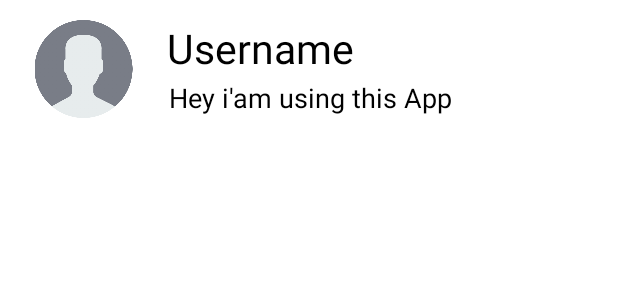
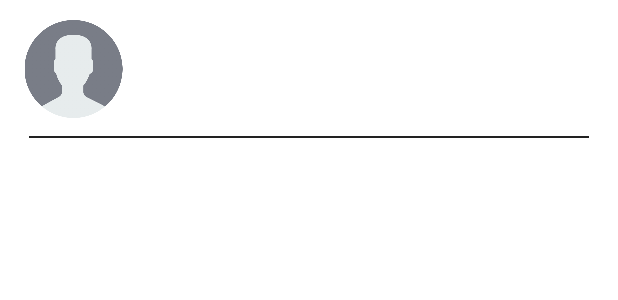
Before and after one commit to The-Arshad-Khan/Calculator, an Android app: the layout user_item.xml on its own in the app's theme, with its tools: preview values and no code run, on a phone screen of 412 x 824 dp. Shown: the top 300 px of the screen. Run offline under Robolectric (Android 15) with nearby library versions, the phone set to English and light mode, and no system bars.

Commit message:
changed contacts ui and color theme

```diff
--- a/app/src/main/res/layout/user_item.xml
+++ b/app/src/main/res/layout/user_item.xml
@@ -10,8 +10,8 @@
 <LinearLayout
     android:layout_width="match_parent"
     android:layout_height="wrap_content"
-    android:layout_marginLeft="@dimen/_5sdp"
-    android:layout_marginRight="@dimen/_5sdp"
+    android:layout_marginLeft="0dp"
+    android:layout_marginRight="0dp"
     >
     <LinearLayout
         android:layout_width="wrap_content"
@@ -47,7 +47,7 @@
             android:text="Username"
             android:layout_marginLeft="@dimen/_5sdp"
             android:layout_marginTop="@dimen/_10sdp"
-            android:textColor="@color/black"
+            android:textColor="@color/white"
             android:textSize="@dimen/_21sdp"
 
             ></TextView>
@@ -58,7 +58,7 @@
             android:layout_gravity="center"
             android:textSize="@dimen/_14sdp"
             android:text="Hey i'am using this App"
-            android:textColor="@color/black"
+            android:textColor="@color/white"
             android:layout_marginLeft="@dimen/_3sdp"
             android:padding="2dp"
             ></TextView>
@@ -66,11 +66,13 @@
     </LinearLayout>
 
 </LinearLayout>
-<!--    <com.google.android.material.divider.MaterialDivider-->
-<!--        android:layout_width="match_parent"-->
-<!--        android:layout_height="@dimen/_1sdp"-->
-<!--        android:layout_marginTop="@dimen/_5sdp"-->
-<!--        app:dividerColor="@color/black"-->
-<!--        ></com.google.android.material.divider.MaterialDivider>-->
+    <com.google.android.material.divider.MaterialDivider
+        android:layout_width="match_parent"
+        android:layout_height="@dimen/_1sdp"
+        android:layout_marginTop="2dp"
+        android:layout_marginLeft="@dimen/_15sdp"
+        android:layout_marginRight="@dimen/_15sdp"
+        app:dividerColor="@color/dark_gray"
+        ></com.google.android.material.divider.MaterialDivider>
 
 </LinearLayout>
```
Also changed, not shown: app/src/main/res/layout/activity_contacts.xml (+34 -13 lines).
